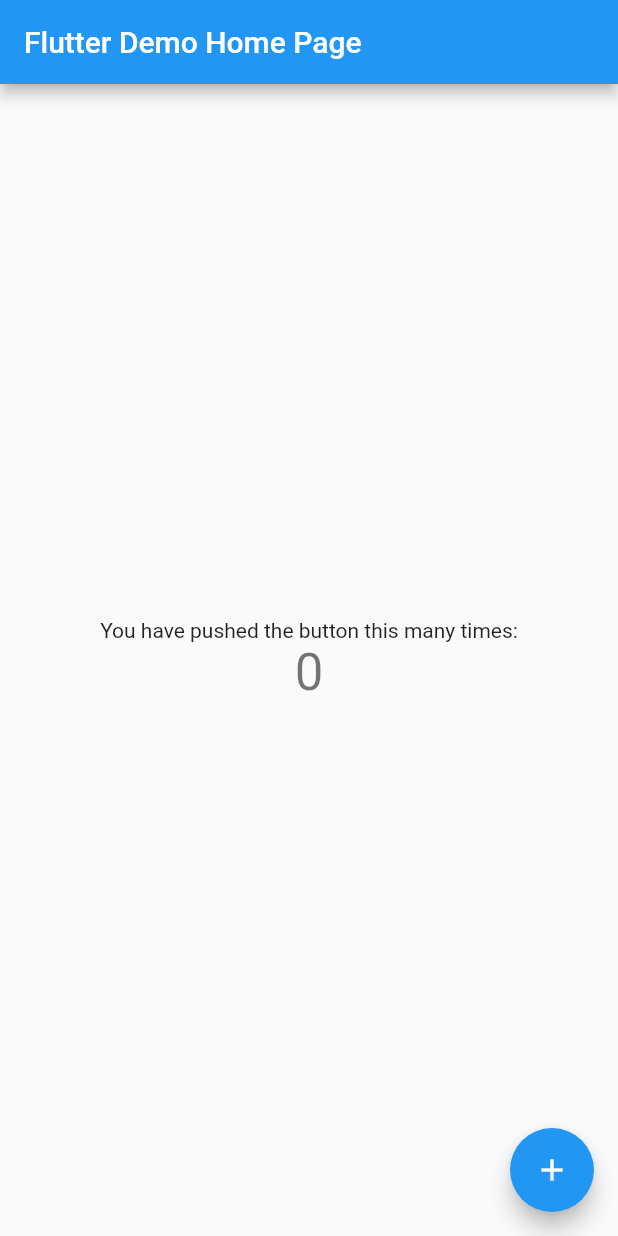
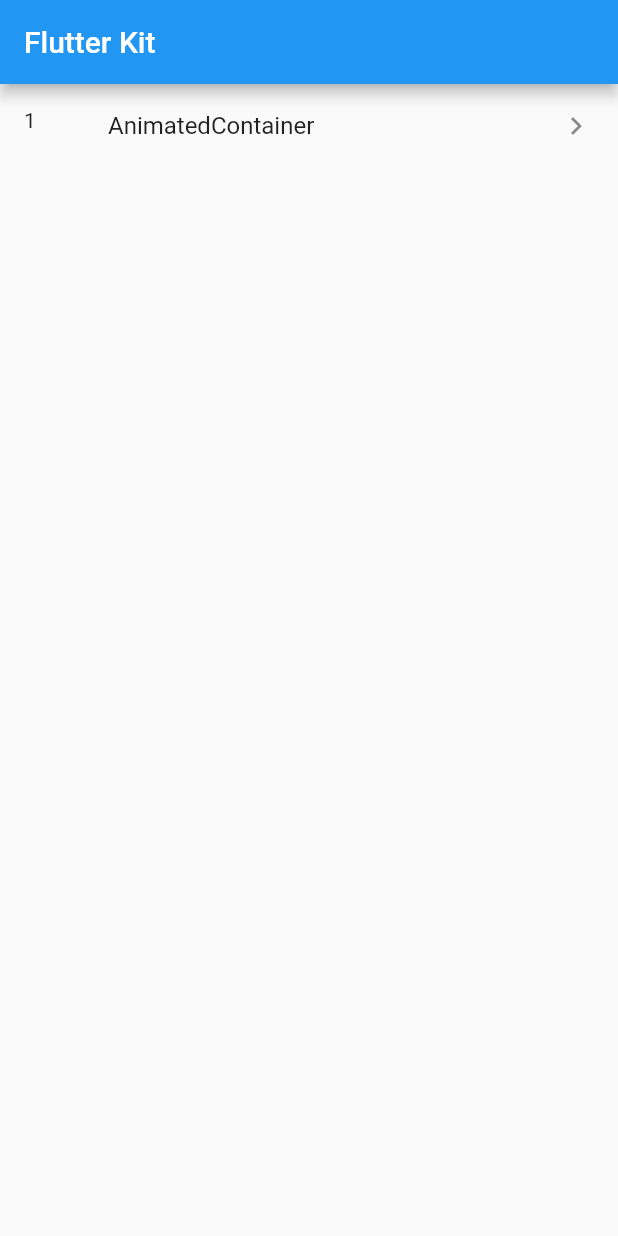
Before and after one commit to pathfinder1989/flutter_kit, a Flutter app: the screen it shows after launch, on a phone screen of 412 x 824 dp. Run offline on Flutter 3.47's test engine with Material 2 defaults, Android fonts, the phone set to English and light mode, and no system bars.

Commit message:
add : 添加首页

```diff
--- a/lib/main.dart
+++ b/lib/main.dart
@@ -1,4 +1,5 @@
 import 'package:flutter/material.dart';
+import 'package:flutter_kit/pages/home_page.dart';
 
 void main() {
   runApp(const MyApp());
@@ -11,105 +12,12 @@
   @override
   Widget build(BuildContext context) {
     return MaterialApp(
-      title: 'Flutter Demo',
+      title: 'Flutter Kit',
       theme: ThemeData(
-        // This is the theme of your application.
-        //
-        // Try running your application with "flutter run". You'll see the
-        // application has a blue toolbar. Then, without quitting the app, try
-        // changing the primarySwatch below to Colors.green and then invoke
-        // "hot reload" (press "r" in the console where you ran "flutter run",
-        // or simply save your changes to "hot reload" in a Flutter IDE).
-        // Notice that the counter didn't reset back to zero; the application
-        // is not restarted.
+
         primarySwatch: Colors.blue,
       ),
-      home: const MyHomePage(title: 'Flutter Demo Home Page'),
+      home: XKHomePage(title: 'Flutter Kit'),
     );
   }
 }
-
-class MyHomePage extends StatefulWidget {
-  const MyHomePage({Key? key, required this.title}) : super(key: key);
-
-  // This widget is the home page of your application. It is stateful, meaning
-  // that it has a State object (defined below) that contains fields that affect
-  // how it looks.
-
-  // This class is the configuration for the state. It holds the values (in this
-  // case the title) provided by the parent (in this case the App widget) and
-  // used by the build method of the State. Fields in a Widget subclass are
-  // always marked "final".
-
-  final String title;
-
-  @override
-  State<MyHomePage> createState() => _MyHomePageState();
-}
-
-class _MyHomePageState extends State<MyHomePage> {
-  int _counter = 0;
-
-  void _incrementCounter() {
-    setState(() {
-      // This call to setState tells the Flutter framework that something has
-      // changed in this State, which causes it to rerun the build method below
-      // so that the display can reflect the updated values. If we changed
-      // _counter without calling setState(), then the build method would not be
-      // called again, and so nothing would appear to happen.
-      _counter++;
-    });
-  }
-
-  @override
-  Widget build(BuildContext context) {
-    // This method is rerun every time setState is called, for instance as done
-    // by the _incrementCounter method above.
-    //
-    // The Flutter framework has been optimized to make rerunning build methods
-    // fast, so that you can just rebuild anything that needs updating rather
-    // than having to individually change instances of widgets.
-    return Scaffold(
-      appBar: AppBar(
-        // Here we take the value from the MyHomePage object that was created by
-        // the App.build method, and use it to set our appbar title.
-        title: Text(widget.title),
-      ),
-      body: Center(
-        // Center is a layout widget. It takes a single child and positions it
-        // in the middle of the parent.
-        child: Column(
-          // Column is also a layout widget. It takes a list of children and
-          // arranges them vertically. By default, it sizes itself to fit its
-          // children horizontally, and tries to be as tall as its parent.
-          //
-          // Invoke "debug painting" (press "p" in the console, choose the
-          // "Toggle Debug Paint" action from the Flutter Inspector in Android
-          // Studio, or the "Toggle Debug Paint" command in Visual Studio Code)
-          // to see the wireframe for each widget.
-          //
-          // Column has various properties to control how it sizes itself and
-          // how it positions its children. Here we use mainAxisAlignment to
-          // center the children vertically; the main axis here is the vertical
-          // axis because Columns are vertical (the cross axis would be
-          // horizontal).
-          mainAxisAlignment: MainAxisAlignment.center,
-          children: <Widget>[
-            const Text(
-              'You have pushed the button this many times:',
-            ),
-            Text(
-              '$_counter',
-              style: Theme.of(context).textTheme.headline4,
-            ),
-          ],
-        ),
-      ),
-      floatingActionButton: FloatingActionButton(
-        onPressed: _incrementCounter,
-        tooltip: 'Increment',
-        child: const Icon(Icons.add),
-      ), // This trailing comma makes auto-formatting nicer for build methods.
-    );
-  }
-}
--- /dev/null
+++ b/lib/pages/home/home_data.dart
@@ -0,0 +1,20 @@
+import 'package:flutter/material.dart';
+import 'package:flutter_kit/pages/animated_container_page/animated_container_page.dart';
+
+class PageEntity {
+  PageEntity({
+    required this.title,
+    required this.page,
+  });
+
+  final String title;
+  final Widget page;
+}
+
+/// 页面列表
+List<PageEntity> pageList = [
+  PageEntity(
+    title: 'AnimatedContainer',
+    page: const XKAnimatedContainerPage(),
+  ),
+];
--- /dev/null
+++ b/lib/pages/home/home_list_tile.dart
@@ -0,0 +1,34 @@
+import 'package:flutter/material.dart';
+import 'package:flutter_kit/utils/app_route.dart';
+
+class XKHomeListTile extends StatelessWidget {
+  const XKHomeListTile({
+    Key? key,
+    required this.leading,
+    required this.title,
+    this.onTap,
+    this.pushPage,
+  })  : assert(onTap != null || pushPage != null),
+        super(key: key);
+
+  final String leading;
+  final String title;
+  final VoidCallback? onTap;
+  final Widget? pushPage;
+
+  @override
+  Widget build(BuildContext context) {
+    return ListTile(
+      leading: Text(leading),
+      title: Text('$title'),
+      trailing: Icon(Icons.keyboard_arrow_right_outlined),
+      onTap: () {
+        if (onTap != null) {
+          onTap!.call();
+        } else {
+          AppRoute.push(context: context, child: pushPage!);
+        }
+      },
+    );
+  }
+}
--- /dev/null
+++ b/lib/pages/home_page.dart
@@ -0,0 +1,36 @@
+import 'package:flutter/material.dart';
+import 'package:flutter_kit/pages/home/home_data.dart';
+import 'package:flutter_kit/pages/home/home_list_tile.dart';
+
+class XKHomePage extends StatefulWidget {
+  XKHomePage({Key? key, required this.title}) : super(key: key);
+  final String title;
+
+  @override
+  State<XKHomePage> createState() => _XKHomePageState();
+}
+
+class _XKHomePageState extends State<XKHomePage> {
+  @override
+  Widget build(BuildContext context) {
+    return Scaffold(
+      appBar: AppBar(
+        title: Text(widget.title),
+      ),
+      body: ListView.separated(
+        itemCount: pageList.length,
+        separatorBuilder: (BuildContext context, int index) {
+          return const Divider(height: 1);
+        },
+        itemBuilder: (BuildContext context, int index) {
+          var item = pageList[index];
+          return XKHomeListTile(
+            leading: '${index + 1}',
+            title: item.title,
+            pushPage: item.page,
+          );
+        },
+      ),
+    );
+  }
+}
```
Also changed, not shown: lib/pages/animated_container_page/animated_container_page.dart (added, +102 -0 lines), lib/utils/app_route.dart (added, +19 -0 lines), lib/pages/home/home_page.dart (added).
